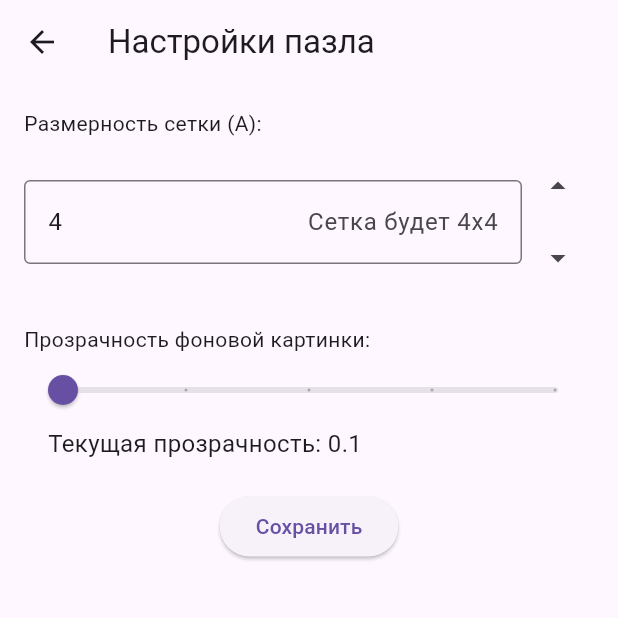
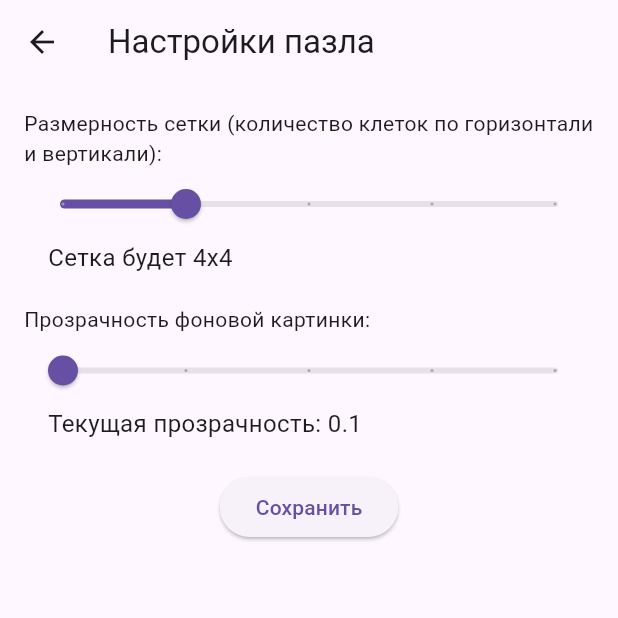
Before and after one commit to ruzanovalexei/puzzleforchild, a Flutter app: the SettingsScreen screen opened directly, on a phone screen of 412 x 824 dp, the top half of it. Run offline on Flutter 3.47's test engine with Material 3 defaults, Android fonts, the light colour scheme and no system bars; our stand-ins replace shared_preferences; missing offline and left inert: yandex_mobileads; accounts and stored records are empty.

Commit message:
Изменена настройка регулировки сетки

```diff
--- a/lib/screens/settings_screen.dart
+++ b/lib/screens/settings_screen.dart
@@ -58,23 +58,23 @@ class _SettingsScreenState extends State<SettingsScreen> {
     }
   }
 
-  void _incrementGridSize() {
-    setState(() {
-      if (_gridSize < 7) {
-        _gridSize++;
-      }
-      _validateInput();
-    });
-  }
+  // void _incrementGridSize() {
+  //   setState(() {
+  //     if (_gridSize < 7) {
+  //       _gridSize++;
+  //     }
+  //     _validateInput();
+  //   });
+  // }
 
-  void _decrementGridSize() {
-    setState(() {
-      if (_gridSize > 3) {
-        _gridSize--;
-      }
-      _validateInput();
-    });
-  }
+  // void _decrementGridSize() {
+  //   setState(() {
+  //     if (_gridSize > 3) {
+  //       _gridSize--;
+  //     }
+  //     _validateInput();
+  //   });
+  // }
 
   Future<void> _saveSettings() async {
     final prefs = await SharedPreferences.getInstance();
@@ -98,37 +98,35 @@ class _SettingsScreenState extends State<SettingsScreen> {
         child: Column(
           crossAxisAlignment: CrossAxisAlignment.start,
           children: [
-            Text('Размерность сетки (A):'),
-            const SizedBox(height: 8),
-            Row(
-              children: [
-                Expanded(
-                  child: TextFormField(
-                    controller: TextEditingController(text: _gridSize.toString()),
-                    readOnly: true, // Сделать поле только для чтения
-                    decoration: InputDecoration(
-                      hintText: 'От 3 до 7',
-                      suffixText: 'Сетка будет ${_gridSize}x${_gridSize}',
-                      errorText: _validationMessage.isNotEmpty ? _validationMessage : null,
-                      border: const OutlineInputBorder(),
-                    ),
-                  ),
+            Text('Размерность сетки (количество клеток по горизонтали и вертикали):'),
+            Slider(
+              value: _gridSize.toDouble(),
+              min: 3,
+              max: 7,
+              divisions: 4, // Для значений 3, 4, 5, 6, 7
+              label: _gridSize.toString(),
+              onChanged: (double value) {
+                setState(() {
+                  _gridSize = value.toInt();
+                  _validateInput();
+                });
+              },
+            ),
+            Padding(
+              padding: const EdgeInsets.symmetric(horizontal: 16.0),
+              child: Text(
+                'Сетка будет ${_gridSize}x${_gridSize}',
+                style: const TextStyle(fontSize: 16),
+              ),
+            ),
+            if (_validationMessage.isNotEmpty)
+              Padding(
+                padding: const EdgeInsets.symmetric(horizontal: 16.0, vertical: 8.0),
+                child: Text(
+                  _validationMessage,
+                  style: const TextStyle(color: Colors.red, fontSize: 14),
                 ),
-                Column(
-                  mainAxisSize: MainAxisSize.min,
-                  children: [
-                    IconButton(
-                      icon: const Icon(Icons.arrow_drop_up),
-                      onPressed: _gridSize < 7 ? _incrementGridSize : null,
-                    ),
-                    IconButton(
-                      icon: const Icon(Icons.arrow_drop_down),
-                      onPressed: _gridSize > 3 ? _decrementGridSize : null,
-                    ),
-                  ],
-                ),
-              ],
-            ),
+              ),
             const SizedBox(height: 20),
             Text('Прозрачность фоновой картинки:'),
             Slider(
```
